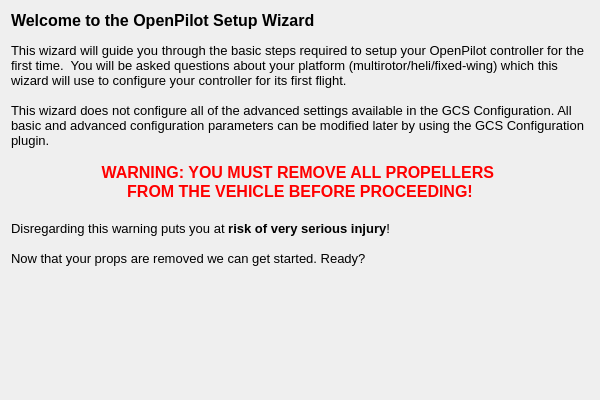
The window that ground/openpilotgcs/src/plugins/setupwizard/pages/opstartpage.ui (openpilot/OpenPilot) describes before a commit, drawn with Qt 5.
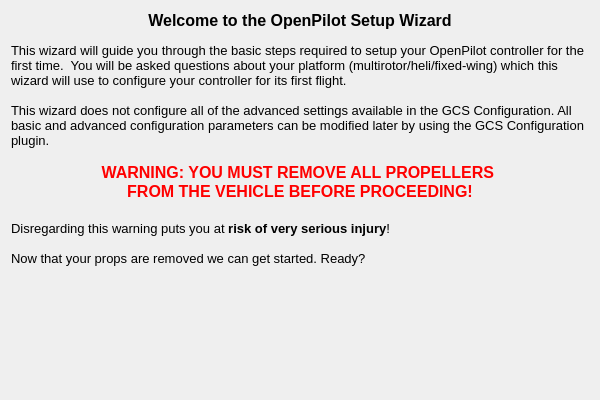
The same window after the commit.

Commit message: Minor formatting, add wizard image

Diff of the .ui file:
```diff
--- a/ground/openpilotgcs/src/plugins/setupwizard/pages/opstartpage.ui
+++ b/ground/openpilotgcs/src/plugins/setupwizard/pages/opstartpage.ui
@@ -39,7 +39,7 @@
 &lt;html&gt;&lt;head&gt;&lt;meta name=&quot;qrichtext&quot; content=&quot;1&quot; /&gt;&lt;style type=&quot;text/css&quot;&gt;
 p, li { white-space: pre-wrap; }
 &lt;/style&gt;&lt;/head&gt;&lt;body style=&quot; font-family:'MS Shell Dlg 2'; font-size:8pt; font-weight:400; font-style:normal;&quot;&gt;
-&lt;p style=&quot; margin-top:0px; margin-bottom:0px; margin-left:0px; margin-right:0px; -qt-block-indent:0; text-indent:0px;&quot;&gt;&lt;span style=&quot; font-size:12pt; font-weight:600;&quot;&gt;Welcome to the OpenPilot Setup Wizard&lt;/span&gt;&lt;/p&gt;
+&lt;p align=&quot;center&quot; style=&quot; margin-top:0px; margin-bottom:0px; margin-left:0px; margin-right:0px; -qt-block-indent:0; text-indent:0px;&quot;&gt;&lt;span style=&quot; font-size:12pt; font-weight:600;&quot;&gt;Welcome to the OpenPilot Setup Wizard&lt;/span&gt;&lt;/p&gt;
 &lt;p style=&quot;-qt-paragraph-type:empty; margin-top:0px; margin-bottom:0px; margin-left:0px; margin-right:0px; -qt-block-indent:0; text-indent:0px;&quot;&gt;&lt;br /&gt;&lt;/p&gt;
 &lt;p style=&quot; margin-top:0px; margin-bottom:0px; margin-left:0px; margin-right:0px; -qt-block-indent:0; text-indent:0px;&quot;&gt;&lt;span style=&quot; font-size:10pt;&quot;&gt;This wizard will guide you through the basic steps required to setup your OpenPilot controller for the first time.  You will be asked questions about your platform (multirotor/heli/fixed-wing) which this wizard will use to configure your controller for its first flight. &lt;/span&gt;&lt;/p&gt;
 &lt;p style=&quot;-qt-paragraph-type:empty; margin-top:0px; margin-bottom:0px; margin-left:0px; margin-right:0px; -qt-block-indent:0; text-indent:0px; font-size:10pt;&quot;&gt;&lt;br /&gt;&lt;/p&gt;
```
The commit also changes 3 other files.
